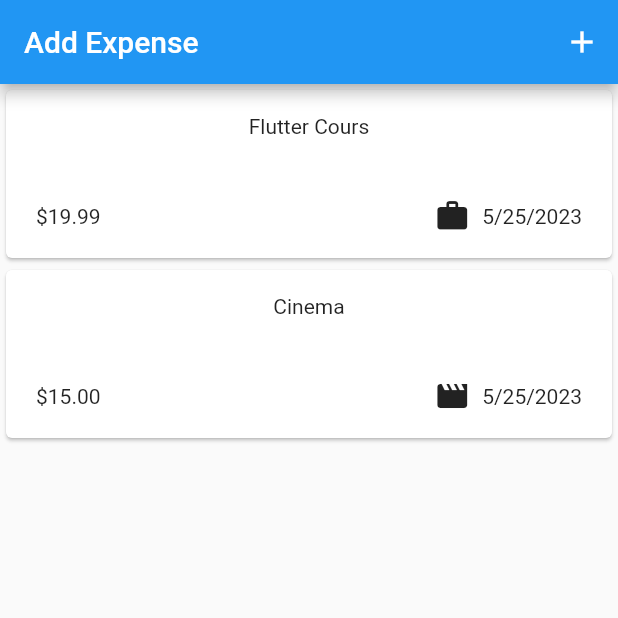
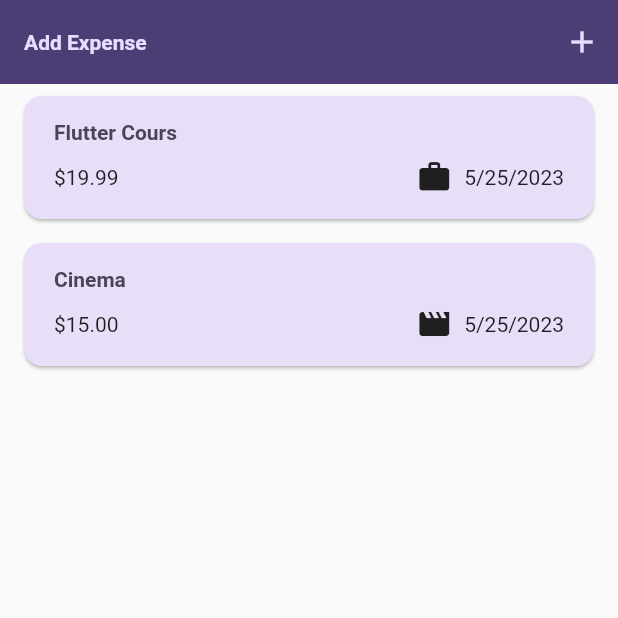
Before and after one commit to MohamedFahmy12/FlutterExpenseApp, a Flutter app: the screen it shows after launch, on a phone screen of 412 x 824 dp, the top half of it. Run offline on Flutter 3.47's test engine with Material 2 defaults, Android fonts, the phone set to English and light mode, and no system bars.

Commit message:
commit theme creation

```diff
--- a/lib/main.dart
+++ b/lib/main.dart
@@ -1,6 +1,11 @@
 import 'package:flutter/material.dart';
 import 'package:repitition_time/widgets/expenses/expenses.dart';
 
+var kColorScheme =
+    ColorScheme.fromSeed(seedColor: const Color.fromARGB(255, 96, 59, 181));
+var kDarkColorScheme = ColorScheme.fromSeed(
+    brightness: Brightness.dark,
+    seedColor: const Color.fromARGB(255, 5, 99, 125));
 void main() {
   runApp(const MyApp());
 }
@@ -8,13 +13,65 @@ void main() {
 class MyApp extends StatelessWidget {
   const MyApp({super.key});
 
-
   // This widget is the root of your application.
   @override
   Widget build(BuildContext context) {
-    return const MaterialApp(
+    return MaterialApp(
+      darkTheme: ThemeData.dark().copyWith(
+        useMaterial3: true,
+        colorScheme: kDarkColorScheme,
+        appBarTheme: const AppBarTheme().copyWith(
+          backgroundColor: kDarkColorScheme.secondaryContainer,
+          foregroundColor: kDarkColorScheme.onSecondaryContainer,
+        ),
+        cardTheme: const CardTheme().copyWith(
+          color: kDarkColorScheme.secondaryContainer,
+          margin: const EdgeInsets.symmetric(
+            horizontal: 16,
+            vertical: 8,
+          ),
+        ),
+        elevatedButtonTheme: ElevatedButtonThemeData(
+          style: ElevatedButton.styleFrom(
+              backgroundColor: kDarkColorScheme.primaryContainer),
+        ),
+        textTheme: ThemeData().textTheme.copyWith(
+              titleLarge: TextStyle(
+                fontWeight: FontWeight.bold,
+                color: kDarkColorScheme.onSecondaryContainer,
+                fontSize: 14,
+              ),
+            ),
+      ),
+      theme: ThemeData().copyWith(
+        useMaterial3: true,
+        colorScheme: kColorScheme,
+        appBarTheme: const AppBarTheme().copyWith(
+            backgroundColor: kColorScheme.onPrimaryContainer,
+            foregroundColor: kColorScheme.primaryContainer,
+            shadowColor: kColorScheme.shadow),
+        cardTheme: const CardTheme().copyWith(
+          color: kColorScheme.secondaryContainer,
+          margin: const EdgeInsets.symmetric(
+            horizontal: 16,
+            vertical: 8,
+          ),
+        ),
+        elevatedButtonTheme: ElevatedButtonThemeData(
+          style: ElevatedButton.styleFrom(
+              backgroundColor: kColorScheme.primaryContainer),
+        ),
+        textTheme: ThemeData().textTheme.copyWith(
+              titleLarge: TextStyle(
+                fontWeight: FontWeight.bold,
+                color: kColorScheme.onSecondaryContainer,
+                fontSize: 14,
+              ),
+            ),
+      ),
       title: 'Flutter Demo',
-      home: Expenses(),
+      // themeMode: ThemeMode.system,
+      home: const Expenses(),
     );
   }
 }
--- a/lib/widgets/expenses/create_expense/create_expense.dart
+++ b/lib/widgets/expenses/create_expense/create_expense.dart
@@ -141,7 +141,7 @@ class _NewExpense extends State<NewExpense> {
                 child: const Text("Save Expense"),
               ),
               const Spacer(),
-              ElevatedButton(
+              TextButton(
                 onPressed: () {
                   Navigator.pop(context);
                 },
--- a/lib/widgets/expenses/expense_item/expense_item.dart
+++ b/lib/widgets/expenses/expense_item/expense_item.dart
@@ -14,10 +14,14 @@ class ExpenseItem extends StatelessWidget {
           vertical: 16,
         ),
         child: Column(
+          crossAxisAlignment: CrossAxisAlignment.start,
           children: [
-            Text(expense.title),
+            Text(
+              expense.title,
+              style: Theme.of(context).textTheme.titleLarge,
+            ),
             const SizedBox(
-              height: 40,
+              height: 10,
             ),
             Row(
               children: [
--- a/lib/widgets/expenses/expenses.dart
+++ b/lib/widgets/expenses/expenses.dart
@@ -3,6 +3,7 @@ import 'package:repitition_time/widgets/expenses/create_expense/create_expense.d
 import 'package:repitition_time/widgets/expenses/data/expenses_data.dart';
 import 'package:repitition_time/widgets/expenses/expenses_list/expenses_list.dart';
 import 'package:repitition_time/widgets/expenses/models/expense.dart';
+
 
 class Expenses extends StatefulWidget {
   const Expenses({super.key});
@@ -41,7 +42,10 @@ class _ExpensesState extends State<Expenses> {
       ),
       body: Column(
         children: [
-          ExpensesList(expensesList: expenses,onRemoveExpense: (expense) => expenses.remove(expense),)
+          ExpensesList(
+            expensesList: expenses,
+            onRemoveExpense: (expense) => expenses.remove(expense),
+          )
         ],
       ),
     );
--- a/lib/widgets/expenses/expenses_list/expenses_list.dart
+++ b/lib/widgets/expenses/expenses_list/expenses_list.dart
@@ -2,26 +2,63 @@ import 'package:flutter/material.dart';
 import 'package:repitition_time/widgets/expenses/expense_item/expense_item.dart';
 import 'package:repitition_time/widgets/expenses/models/expense.dart';
 
-class ExpensesList extends StatelessWidget {
+class ExpensesList extends StatefulWidget {
   const ExpensesList(
       {super.key, required this.expensesList, required this.onRemoveExpense});
   final List<Expense> expensesList;
   final void Function(Expense expense) onRemoveExpense;
+
   @override
-  Widget build(context) {
-    return Expanded(
-      child: ListView.builder(
-        itemCount: expensesList.length,
-        itemBuilder: (ctx, index) => Dismissible(
-          key: ValueKey(expensesList[index].id),
-          child: ExpenseItem(
-            expensesList[index],
-          ),
-          onDismissed: (direction) {
-            onRemoveExpense(expensesList[index]);
-          },
-        ),
+  State<StatefulWidget> createState() {
+    return _ExpensesList();
+  }
+}
+
+class _ExpensesList extends State<ExpensesList> {
+  _onRemove(Expense expense, int index) {
+    setState(() {
+      widget.onRemoveExpense(expense);
+    });
+    ScaffoldMessenger.of(context).clearSnackBars();
+    ScaffoldMessenger.of(context).showSnackBar(
+      SnackBar(
+        content: const Text('Expense Deleted'),
+        duration: const Duration(seconds: 3),
+        action: SnackBarAction(
+            label: 'Undo',
+            onPressed: () {
+              setState(() {
+                widget.expensesList.insert(index, expense);
+              });
+            }),
       ),
     );
   }
+
+  @override
+  Widget build(context) {
+    Widget mainContent = const Center(
+      child: Text('No Expenses Found'),
+    );
+    if (widget.expensesList.isNotEmpty) {
+      mainContent = ListView.builder(
+        itemCount: widget.expensesList.length,
+        itemBuilder: (ctx, index) => Dismissible(
+          key: ValueKey(widget.expensesList[index].id),
+          background: Container(
+            color: Theme.of(context).colorScheme.error.withOpacity(.2),
+            margin: EdgeInsets.symmetric(
+                horizontal: Theme.of(context).cardTheme.margin!.horizontal / 2),
+          ),
+          child: ExpenseItem(
+            widget.expensesList[index],
+          ),
+          onDismissed: (direction) {
+            _onRemove(widget.expensesList[index], index);
+          },
+        ),
+      );
+    }
+    return Expanded(child: mainContent);
+  }
 }
```
